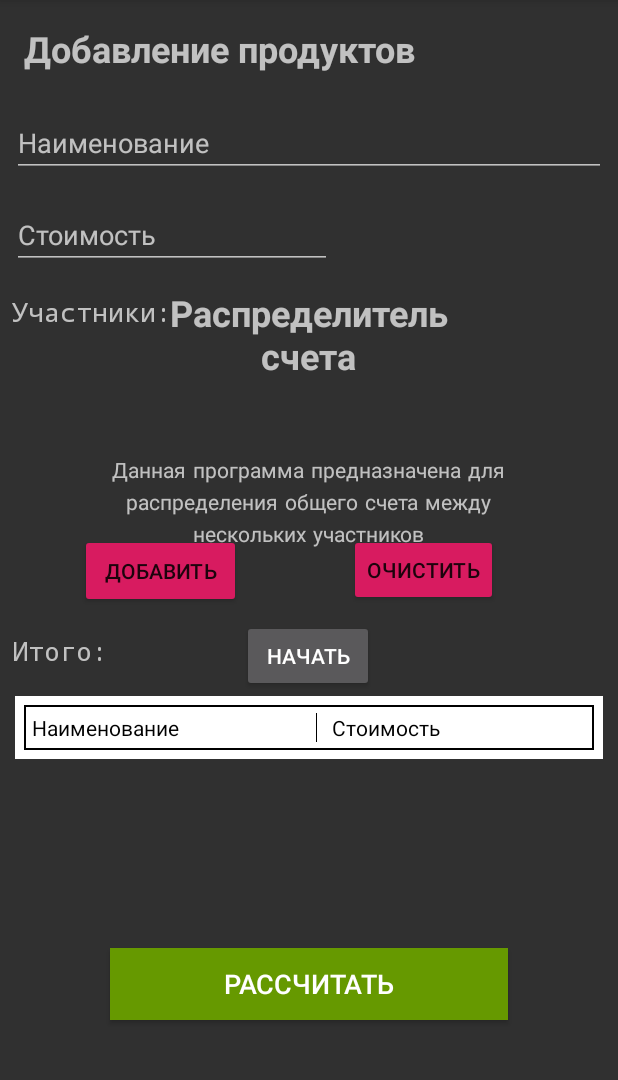
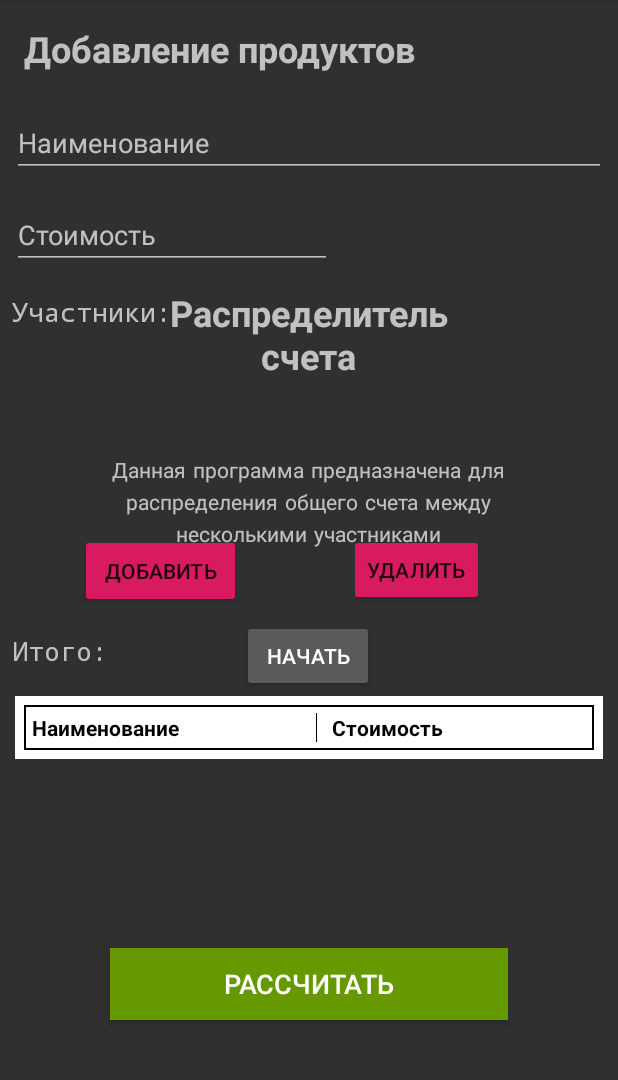
Before and after one commit to abzagabekov/billingseparator, an Android app: the fragment ProductsFragment placed in its activity, on a phone screen of 412 x 824 dp, the part 84-1164 px from its top. Run offline under Robolectric (Android 15) with nearby library versions, the phone set to English and light mode, and no system bars; our stand-ins replace Room's generated code, data binding; 6 statements that could not run were skipped.

Commit message:
some fixes

```diff
--- a/app/src/main/java/com/example/billingseparator/result/ResultFragment.kt
+++ b/app/src/main/java/com/example/billingseparator/result/ResultFragment.kt
@@ -48,7 +48,7 @@ class ResultFragment : Fragment() {
                 val newRow =
                     inflater.inflate(R.layout.sample_table_row, container, false) as TableRow
                 newRow.tv_product_item.text = it.name
-                newRow.tv_price_item.text = it.billSummary.toString()
+                newRow.tv_price_item.text = String.format("%.1f", it.billSummary)
                 summary = summary.plus(it.billSummary)
                 binding.tableResult.addView(newRow)
             }
--- a/app/src/main/res/layout/products_fragment.xml
+++ b/app/src/main/res/layout/products_fragment.xml
@@ -154,7 +154,8 @@
                         android:paddingRight="10dp"
                         android:text="@string/enter_product_name"
                         android:textAppearance="@android:style/TextAppearance.Material"
-                        android:textColor="@color/design_default_color_on_secondary" />
+                        android:textColor="@color/design_default_color_on_secondary"
+                        android:textStyle="bold" />
 
                     <TextView
                         android:id="@+id/tv_price"
@@ -162,7 +163,8 @@
                         android:layout_height="wrap_content"
                         android:paddingLeft="10dp"
                         android:text="@string/hint_price"
-                        android:textColor="@color/design_default_color_on_secondary" />
+                        android:textColor="@color/design_default_color_on_secondary"
+                        android:textStyle="bold" />
                 </TableRow>
 
                 <!--
--- a/app/src/main/res/layout/result_fragment.xml
+++ b/app/src/main/res/layout/result_fragment.xml
@@ -49,7 +49,8 @@
                         android:paddingRight="10dp"
                         android:text="@string/person_name"
                         android:textAppearance="@android:style/TextAppearance.Material"
-                        android:textColor="@color/design_default_color_on_secondary" />
+                        android:textColor="@color/design_default_color_on_secondary"
+                        android:textStyle="bold" />
 
                     <TextView
                         android:id="@+id/tv_person_sum"
@@ -57,7 +58,8 @@
                         android:layout_height="wrap_content"
                         android:paddingLeft="10dp"
                         android:text="@string/sum"
-                        android:textColor="@color/design_default_color_on_secondary" />
+                        android:textColor="@color/design_default_color_on_secondary"
+                        android:textStyle="bold" />
                 </TableRow>
 
                 <!--
--- a/app/src/main/res/values/strings.xml
+++ b/app/src/main/res/values/strings.xml
@@ -4,14 +4,14 @@
     <!-- TODO: Remove or change this placeholder text -->
     <string name="hello_blank_fragment">Hello blank fragment</string>
     <string name="string_app_title">Распределитель счета</string>
-    <string name="string_app_description">Данная программа предназначена для распределения общего счета между нескольких участников</string>
+    <string name="string_app_description">Данная программа предназначена для распределения общего счета между несколькими участниками</string>
     <string name="string_start">Начать</string>
     <string name="enter_name">Введите имя</string>
     <string name="enter_product_name">Наименование</string>
     <string name="add_participants">Добавление участников</string>
     <string name="add">Добавить</string>
     <string name="str_continue">Продолжить</string>
-    <string name="clear">Очистить</string>
+    <string name="clear">Удалить</string>
     <string name="add_products">Добавление продуктов</string>
     <string name="hint_price">Стоимость</string>
     <string name="participants">Участники:</string>
```
